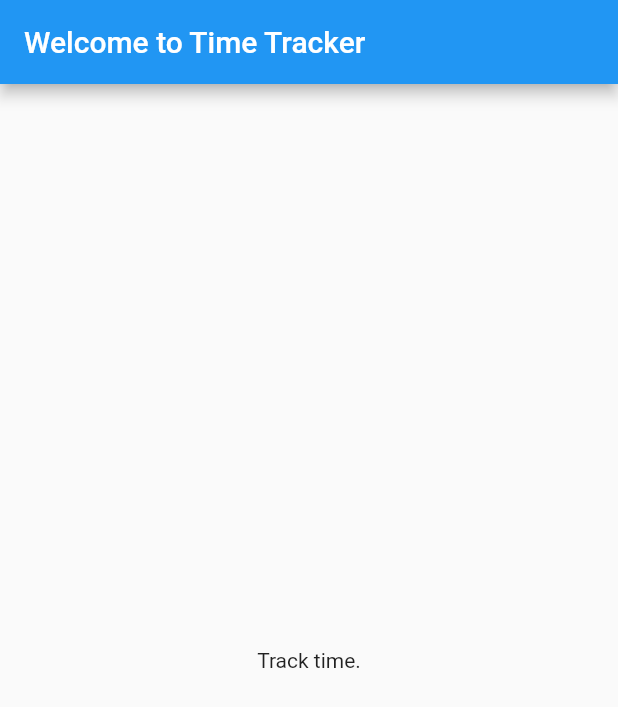
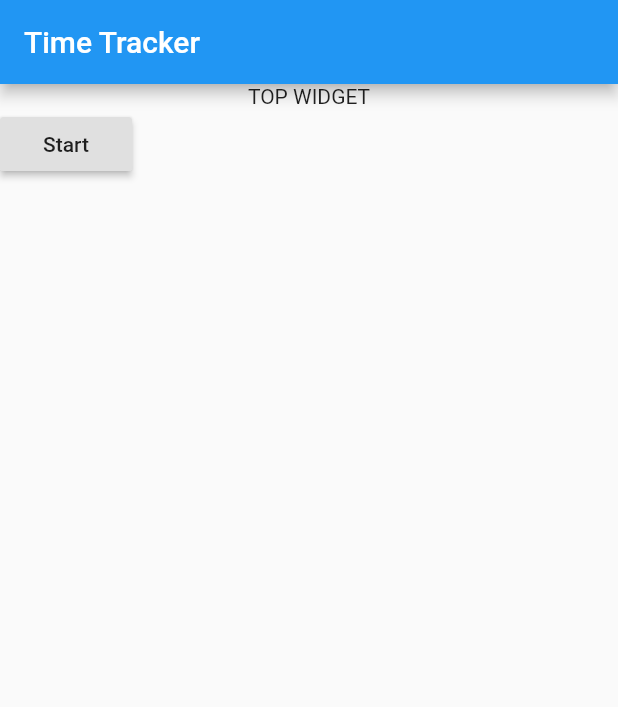
Before and after one commit to Noah-Huppert/time-tracker, a Flutter app: the screen it shows after launch, on a phone screen of 412 x 824 dp. Shown: the top 707 px of the screen. Run offline on Flutter 3.47's test engine with Material 2 defaults, Android fonts, the phone set to English and light mode, and no system bars; our stand-ins replace firebase_auth, google_sign_in; accounts and stored records are empty.

Commit message:
app: started working on timer widget

```diff
--- a/app/lib/main.dart
+++ b/app/lib/main.dart
@@ -1,6 +1,7 @@
 import 'package:flutter/material.dart';
 import 'package:firebase_auth/firebase_auth.dart';
 import 'package:google_sign_in/google_sign_in.dart';
+import 'dart:async';
 
 final GoogleSignIn _googleSignIn = GoogleSignIn();
 final FirebaseAuth _auth = FirebaseAuth.instance;
@@ -14,12 +15,65 @@ class MyApp extends StatelessWidget {
       title: 'Time Tracker',
       home: Scaffold(
         appBar: AppBar(
-          title: Text('Welcome to Time Tracker'),
+          title: Text('Time Tracker'),
         ),
         body: Center(
-          child: Text("Track time."),
+          child: Container(
+            child: TimerWidget(),
+          ),
         ),
       ),
     );
   }
 }
+
+class TimerWidgetState extends State<TimerWidget> {
+  Timer timer;
+
+  @override
+  Widget build(BuildContext context) {
+    return Column(
+      children: <Widget>[
+        Center(
+          child: _buildTopWidget(),
+        ),
+        Row(
+          children: <Widget>[
+            RaisedButton(
+              onPressed: () {
+                // Start timer if not running
+                if (timer == null || !timer.isActive) {
+                  setState(() {
+                    timer = Timer.periodic(Duration(seconds: 1), (timer){});
+                  });
+                } else { // Stop timer if running
+                  setState(() {
+                      timer.cancel();
+                  });
+                }
+              },
+              child: _buildToggleWidget(),
+            ),
+          ],
+        ),
+      ],
+    );
+  }
+
+  Widget _buildTopWidget() {
+    return Text("TOP WIDGET");
+  }
+
+  Widget _buildToggleWidget() {
+    if (timer != null && timer.isActive) {
+      return Text("Stop");
+    } else {
+      return Text("Start");
+    }
+  }
+}
+
+class TimerWidget extends StatefulWidget {
+  @override
+  TimerWidgetState createState() => TimerWidgetState();
+}
```
